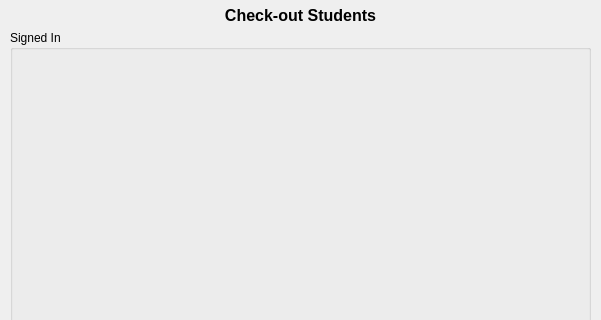
Old version of the form Lab-Check-in-System/checkoutview.ui in the repository calebkrlich/Computer-Lab-Check-in-System; both pictures show x 0 to 601 and y 0 to 320 of the 601 by 471 pixel window.
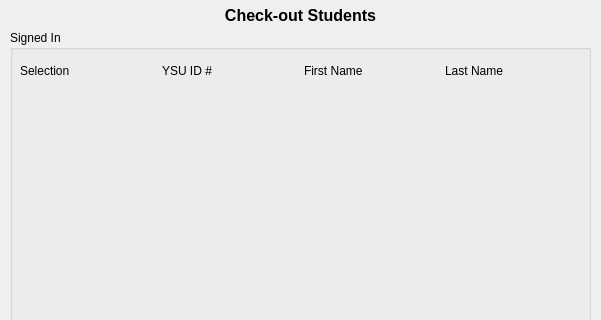
New version of the form.

```diff
--- a/Lab-Check-in-System/checkoutview.ui
+++ b/Lab-Check-in-System/checkoutview.ui
@@ -96,9 +96,9 @@
     <property name="geometry">
      <rect>
       <x>10</x>
-      <y>30</y>
+      <y>70</y>
       <width>561</width>
-      <height>351</height>
+      <height>311</height>
      </rect>
     </property>
     <layout class="QGridLayout" name="SelectionGridLayout" rowstretch="0">
@@ -112,16 +112,56 @@
       <number>0</number>
      </property>
      <property name="rightMargin">
-      <number>200</number>
+      <number>0</number>
      </property>
      <property name="bottomMargin">
-      <number>200</number>
+      <number>0</number>
      </property>
      <property name="spacing">
-      <number>0</number>
+      <number>6</number>
      </property>
     </layout>
    </widget>
+   <widget class="QWidget" name="gridLayoutWidget_2">
+    <property name="geometry">
+     <rect>
+      <x>10</x>
+      <y>20</y>
+      <width>561</width>
+      <height>41</height>
+     </rect>
+    </property>
+    <layout class="QGridLayout" name="HeaderGridLayout">
+     <item row="0" column="2">
+      <widget class="QLabel" name="label_3">
+       <property name="text">
+        <string>First Name</string>
+       </property>
+      </widget>
+     </item>
+     <item row="0" column="1">
+      <widget class="QLabel" name="label_2">
+       <property name="text">
+        <string>YSU ID #</string>
+       </property>
+      </widget>
+     </item>
+     <item row="0" column="0">
+      <widget class="QLabel" name="label">
+       <property name="text">
+        <string>Selection</string>
+       </property>
+      </widget>
+     </item>
+     <item row="0" column="3">
+      <widget class="QLabel" name="label_4">
+       <property name="text">
+        <string>Last Name</string>
+       </property>
+      </widget>
+     </item>
+    </layout>
+   </widget>
   </widget>
  </widget>
  <resources/>
```
